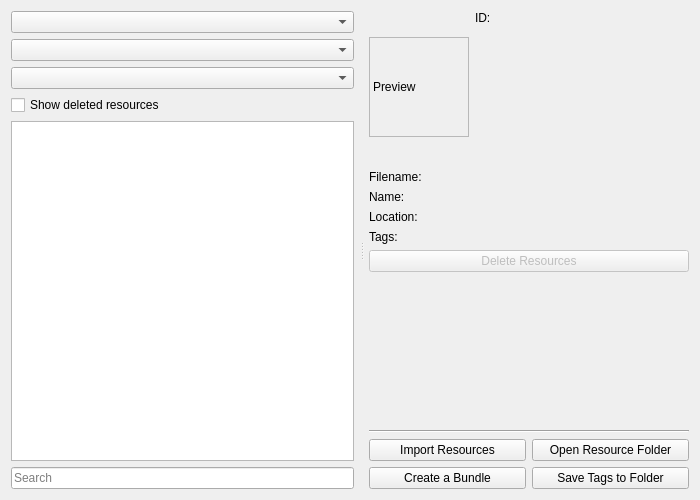
The window that plugins/extensions/resourcemanager/WdgDlgResourceManager.ui (KDE/krita) describes before a commit, drawn with Qt 5.
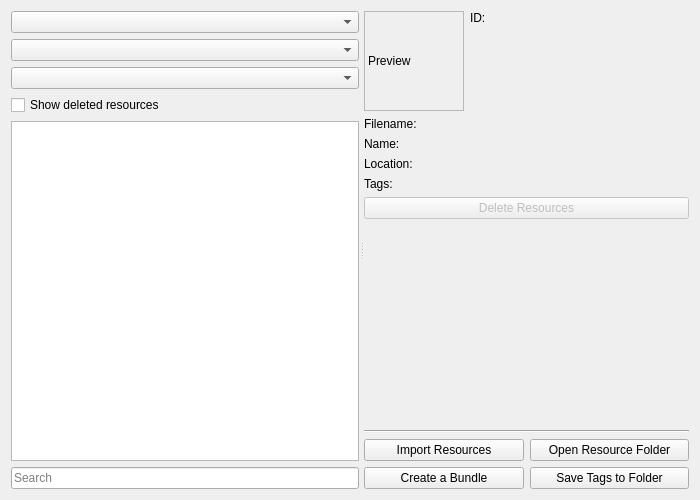
The same window after the commit. Custom widgets are drawn as their Qt base class.

Commit message: Remove extra spacing from the Resource Manager

```diff
--- a/plugins/extensions/resourcemanager/WdgDlgResourceManager.ui
+++ b/plugins/extensions/resourcemanager/WdgDlgResourceManager.ui
@@ -24,9 +24,6 @@
      </property>
      <widget class="QWidget" name="layoutWidget_1">
       <layout class="QVBoxLayout" name="verticalLayout">
-       <property name="rightMargin">
-        <number>5</number>
-       </property>
        <item>
         <widget class="QComboBox" name="cmbResourceType"/>
        </item>
@@ -57,12 +54,30 @@
      </widget>
      <widget class="QWidget" name="layoutWidget_2">
       <layout class="QVBoxLayout" name="verticalLayout_2">
-       <property name="leftMargin">
-        <number>5</number>
-       </property>
        <item>
         <layout class="QHBoxLayout" name="horizontalLayout_2">
          <item>
+          <widget class="QFrame" name="frame">
+           <property name="frameShape">
+            <enum>QFrame::NoFrame</enum>
+           </property>
+           <property name="frameShadow">
+            <enum>QFrame::Plain</enum>
+           </property>
+           <layout class="QGridLayout" name="gridLayout_2">
+            <property name="leftMargin">
+             <number>0</number>
+            </property>
+            <property name="topMargin">
+             <number>0</number>
+            </property>
+            <property name="rightMargin">
+             <number>0</number>
+            </property>
+            <property name="bottomMargin">
+             <number>0</number>
+            </property>
+            <item row="0" column="0">
           <widget class="QLabel" name="lblThumbnail">
            <property name="minimumSize">
             <size>
@@ -84,8 +99,9 @@
            </property>
           </widget>
          </item>
-         <item>
-          <layout class="QVBoxLayout" name="vertLayout_3">
+           </layout>
+          </widget>
+         </item>
            <item>
             <layout class="QFormLayout" name="formLayout_2">
              <item row="0" column="0">
@@ -102,24 +118,22 @@
                </property>
               </widget>
              </item>
-            </layout>
-           </item>
-           <item>
+           <item row="1" column="0" colspan="2">
             <widget class="KSqueezedTextLabel" name="lblMetadata">
              <property name="textInteractionFlags">
               <set>Qt::LinksAccessibleByMouse|Qt::TextSelectableByMouse</set>
              </property>
             </widget>
            </item>
-           <item>
-            <spacer name="verticalSpacer_2">
+           <item row="2" column="0" colspan="2">
+            <spacer name="horizontalSpacer">
              <property name="orientation">
-              <enum>Qt::Vertical</enum>
+              <enum>Qt::Horizontal</enum>
              </property>
              <property name="sizeHint" stdset="0">
               <size>
-               <width>20</width>
-               <height>40</height>
+               <width>0</width>
+               <height>0</height>
               </size>
              </property>
             </spacer>
@@ -130,6 +144,9 @@
        </item>
        <item>
         <layout class="QFormLayout" name="formLayout">
+         <property name="labelAlignment">
+          <set>Qt::AlignLeading|Qt::AlignLeft|Qt::AlignTop</set>
+         </property>
          <item row="0" column="0">
           <widget class="QLabel" name="label_2">
            <property name="text">
```
Lines whose indentation alone changed are shown as unchanged.
